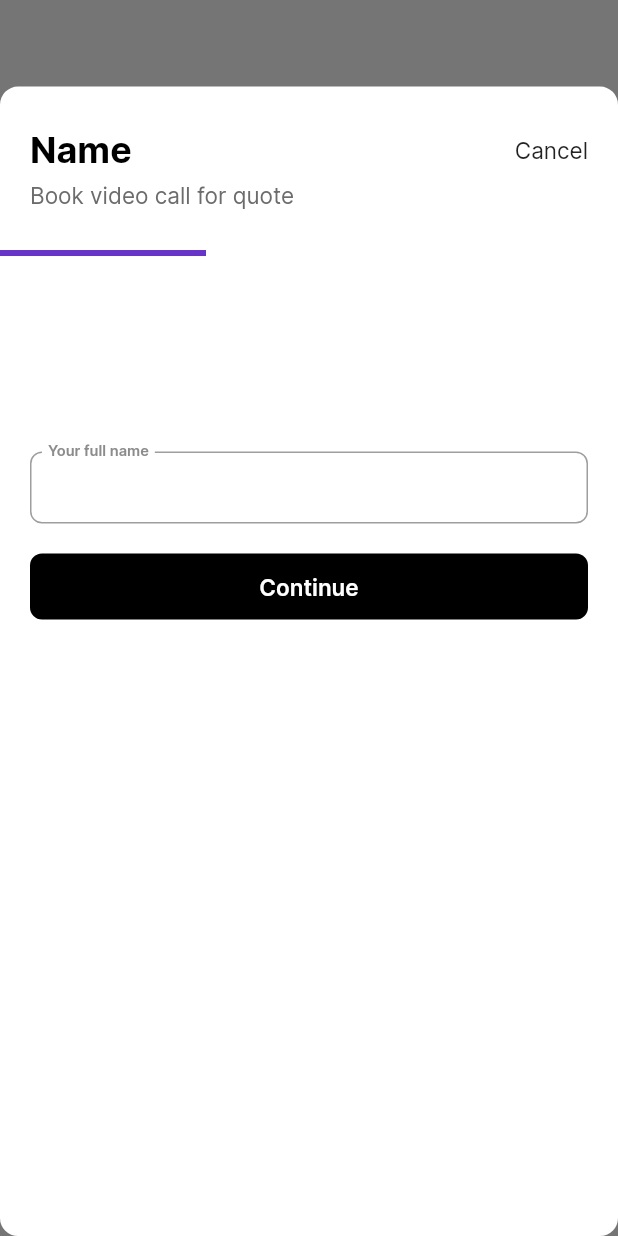
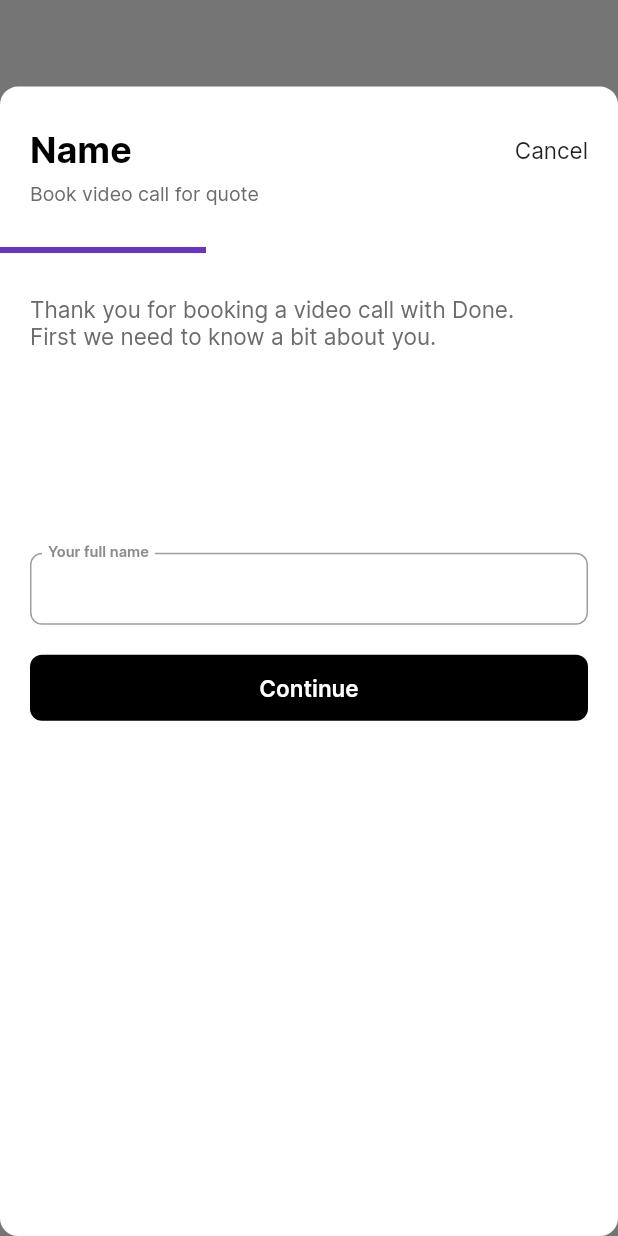
Before and after one commit to actranito/booking_flow, a Flutter app: the screen it shows after launch, after a tap on "Start Booking", on a phone screen of 412 x 824 dp. Run offline on Flutter 3.47's test engine with Material 2 defaults, Android fonts, the phone set to English and light mode, and no system bars; our stand-ins replace bloc, equatable, flutter_bloc.

Commit message:
Added an optional aditional text for a Booking step.

```diff
--- a/lib/constants/text_styles.dart
+++ b/lib/constants/text_styles.dart
@@ -12,7 +12,14 @@ class CustomTextStyles {
   static const TextStyle BOOKING_DIALOG_SUBTITLE = TextStyle(
     fontFamily: 'Inter',
     fontWeight: FontWeight.normal,
-    fontSize: 15,
+    fontSize: 13.0,
+    color: CustomColors.GRAY_1,
+  );
+
+  static const TextStyle BOOKING_DIALOG_TEXT = TextStyle(
+    fontFamily: 'Inter',
+    fontWeight: FontWeight.normal,
+    fontSize: 15.0,
     color: CustomColors.GRAY_1,
   );
 
--- a/lib/models/booking_dialog_step.dart
+++ b/lib/models/booking_dialog_step.dart
@@ -3,13 +3,16 @@
 class BookingDialogStep {
   final String? title;
   final String? subtitle;
+  final String? text;
 
   /// Constructor for the BookingDialogStep.
   /// Parameters:
   ///   title -> Title for the step (Optional).
   ///   subtitle -> Subtitle for the step (Optional).
+  ///   text -> Aditional text to be displayed (Optional).
   BookingDialogStep({
     this.title,
     this.subtitle,
+    this.text,
   });
 }
--- a/lib/views/booking_dialog_view.dart
+++ b/lib/views/booking_dialog_view.dart
@@ -31,11 +31,14 @@ class _BookingDialogViewState extends State<BookingDialogView> {
     BookingDialogStep(
       title: 'Name',
       subtitle: 'Book video call for quote',
+      text:
+          'Thank you for booking a video call with Done.\nFirst we need to know a bit about you.',
     ),
     BookingDialogStep(
-      title: 'Budget',
-      subtitle: 'Book video call for quote',
-    ),
+        title: 'Budget',
+        subtitle: 'Book video call for quote',
+        text:
+            'What is your budget? We will be in touch if we believe your project won\'t fit into the budget.'),
   ];
 
   // This variable is used to select which booking step to be displayed
@@ -150,6 +153,7 @@ class _BookingDialogViewState extends State<BookingDialogView> {
         BookingDialogAppBar(
           title: this._bookingDialogSteps[this._currentStepIndex].title,
           subtitle: this._bookingDialogSteps[this._currentStepIndex].subtitle,
+          text: this._bookingDialogSteps[this._currentStepIndex].text,
           showBackButton: this._currentStepIndex > 0,
           bookingProgress: this.calculateBookingProgress(),
           onBackButtonPressed: this.decrementStepIndex,
--- a/lib/widgets/booking_dialog_appbar.dart
+++ b/lib/widgets/booking_dialog_appbar.dart
@@ -10,6 +10,7 @@ import 'package:flutter/material.dart';
 /// Parameters:
 ///   title     -> The string to be displayed as the title (Optional).
 ///   subtitle  -> The String to be displayed as the subtitle (Optional).
+///   text -> A string to be displayed below the progress indicator (Optional).
 ///   showBackbutton  -> A boolean to control if the back button is displayed.
 ///   onBackButtonPressed ->  The function to be executed when the back button
 ///                           is pressed.
@@ -17,6 +18,7 @@ import 'package:flutter/material.dart';
 class BookingDialogAppBar extends StatelessWidget {
   final String? title;
   final String? subtitle;
+  final String? text;
   final bool showBackButton;
   final void Function() onBackButtonPressed;
   final double bookingProgress;
@@ -25,6 +27,7 @@ class BookingDialogAppBar extends StatelessWidget {
     Key? key,
     this.title,
     this.subtitle,
+    this.text,
     required this.showBackButton,
     required this.onBackButtonPressed,
     required this.bookingProgress,
@@ -122,6 +125,15 @@ class BookingDialogAppBar extends StatelessWidget {
           width: screenSize.width * this.bookingProgress,
           color: CustomColors.PURPLE,
         ),
+        if (this.text != null)
+          Padding(
+            padding:
+                const EdgeInsets.symmetric(horizontal: 20.0, vertical: 28.0),
+            child: Text(
+              this.text!,
+              style: CustomTextStyles.BOOKING_DIALOG_TEXT,
+            ),
+          ),
       ],
     );
   }
```
